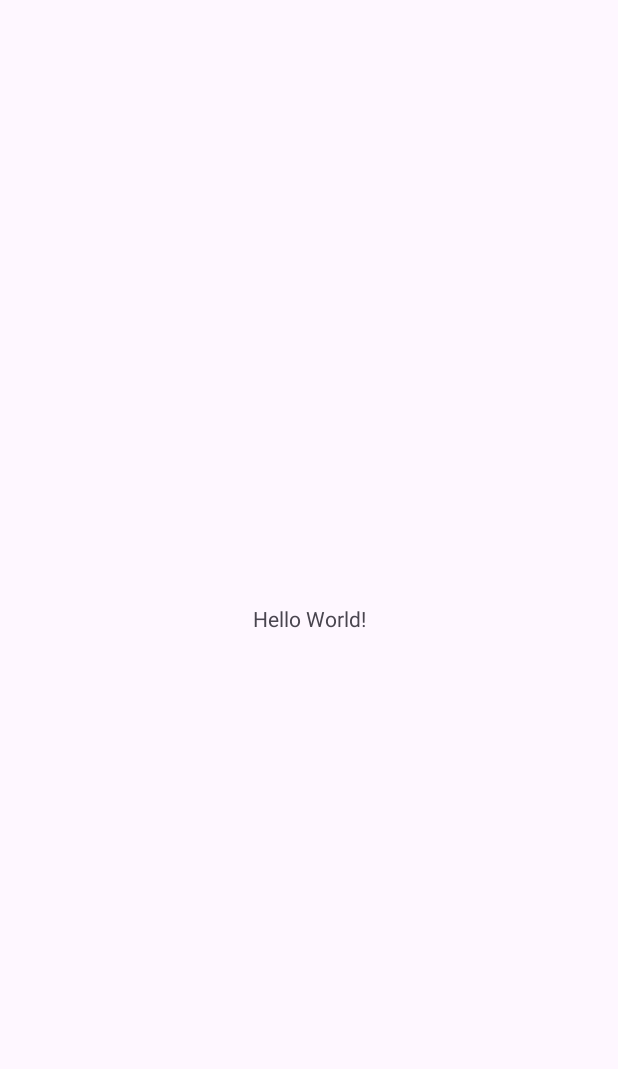
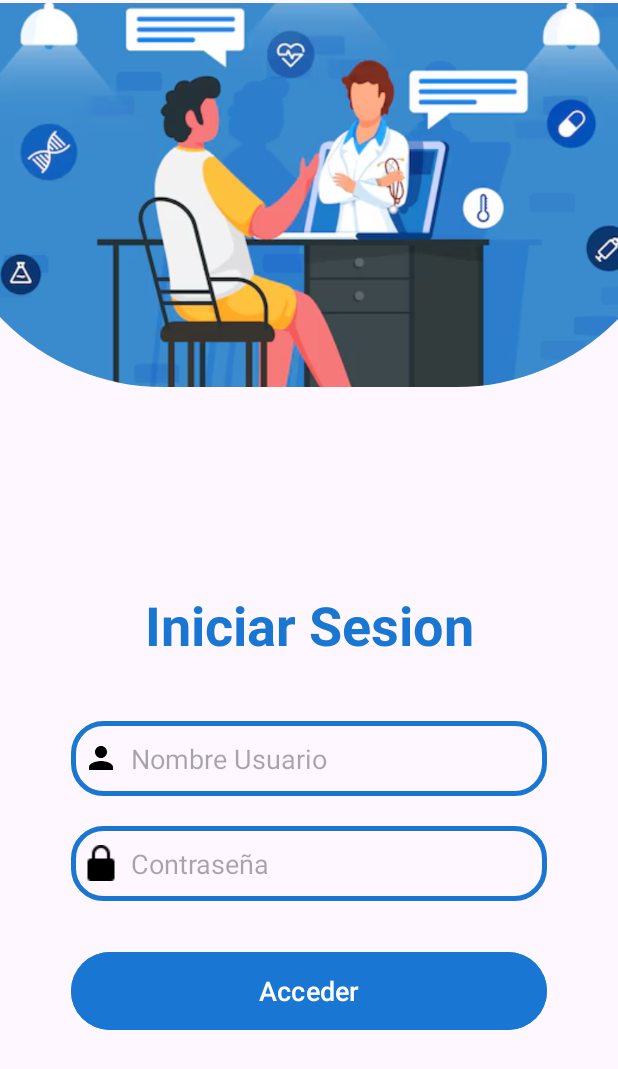
Before and after one commit to Nunu-DMG09/MyAppIMC, an Android app: the screen it shows after launch (MainActivity), on a phone screen of 412 x 824 dp. Before the commit the part shown is almost empty. Shown: the top 1069 px of the screen. Run offline under Robolectric (Android 15) with nearby library versions, the phone set to English and light mode, and no system bars.

Commit message:
update app

```diff
--- a/app/src/main/AndroidManifest.xml
+++ b/app/src/main/AndroidManifest.xml
@@ -13,6 +13,9 @@
         android:theme="@style/Theme.IMCApp"
         tools:targetApi="31">
         <activity
+            android:name=".HomeActivity"
+            android:exported="false" />
+        <activity
             android:name=".MainActivity"
             android:exported="true">
             <intent-filter>
--- /dev/null
+++ b/app/src/main/java/com/example/imcapp/HomeActivity.java
@@ -0,0 +1,24 @@
+package com.example.imcapp;
+
+import android.os.Bundle;
+
+import androidx.activity.EdgeToEdge;
+import androidx.appcompat.app.AppCompatActivity;
+import androidx.core.graphics.Insets;
+import androidx.core.view.ViewCompat;
+import androidx.core.view.WindowInsetsCompat;
+
+public class HomeActivity extends AppCompatActivity {
+
+    @Override
+    protected void onCreate(Bundle savedInstanceState) {
+        super.onCreate(savedInstanceState);
+        EdgeToEdge.enable(this);
+        setContentView(R.layout.activity_home);
+        ViewCompat.setOnApplyWindowInsetsListener(findViewById(R.id.main), (v, insets) -> {
+            Insets systemBars = insets.getInsets(WindowInsetsCompat.Type.systemBars());
+            v.setPadding(systemBars.left, systemBars.top, systemBars.right, systemBars.bottom);
+            return insets;
+        });
+    }
+}
--- a/app/src/main/java/com/example/imcapp/MainActivity.java
+++ b/app/src/main/java/com/example/imcapp/MainActivity.java
@@ -1,4 +1,14 @@
 package com.example.imcapp;
+
+import androidx.appcompat.app.AppCompatActivity;
+
+import android.annotation.SuppressLint;
+import android.content.Intent;
+import android.os.Bundle;
+import android.view.View;
+import android.widget.Button;
+import android.widget.EditText;
+import android.widget.Toast;
 
 import android.os.Bundle;
 
@@ -10,9 +20,43 @@ import androidx.core.view.WindowInsetsCompat;
 
 public class MainActivity extends AppCompatActivity {
 
+    EditText username, password;
+    Button loginButton;
+
+    @SuppressLint("MissingInflatedId")
     @Override
     protected void onCreate(Bundle savedInstanceState) {
         super.onCreate(savedInstanceState);
+
+        setContentView(R.layout.activity_main);
+
+        username = findViewById(R.id.username);
+        password = findViewById(R.id.password);
+        loginButton = findViewById(R.id.loginButton);
+
+
+        loginButton.setOnClickListener(new View.OnClickListener() {
+            @Override
+            public void onClick(View v) {
+
+                String user = username.getText().toString().trim();
+                String pass = password.getText().toString().trim();
+
+                // Usuario correcto: david / contraseña: 123
+                if (user.equals("david") && pass.equals("123")) {
+                    Toast.makeText(MainActivity.this, "Login correcto ✅", Toast.LENGTH_SHORT).show();
+
+                    // Pasamos a HomeActivity y mandamos el nombre de usuario
+                    Intent intent = new Intent(MainActivity.this, HomeActivity.class);
+                    intent.putExtra("USERNAME", user);
+                    startActivity(intent);
+                    finish(); // cierra el login para que no regrese con el botón atrás
+                } else {
+                    Toast.makeText(MainActivity.this, "Usuario o contraseña incorrectos ❌", Toast.LENGTH_SHORT).show();
+                }
+            }
+        });
+
         EdgeToEdge.enable(this);
         setContentView(R.layout.activity_main);
         ViewCompat.setOnApplyWindowInsetsListener(findViewById(R.id.main), (v, insets) -> {
--- /dev/null
+++ b/app/src/main/res/drawable/custom_edittext.xml
@@ -0,0 +1,9 @@
+<?xml version="1.0" encoding="utf-8"?>
+<shape xmlns:android="http://schemas.android.com/apk/res/android"
+    android:shape="rectangle">
+    <stroke
+        android:width="3dp"
+        android:color="@color/blue_primary_dark"/>
+    <corners
+        android:radius="20dp"/>
+</shape>
--- /dev/null
+++ b/app/src/main/res/drawable/ic_baseline_person_24.xml
@@ -0,0 +1,5 @@
+<vector xmlns:android="http://schemas.android.com/apk/res/android" android:height="24dp" android:tint="#000000" android:viewportHeight="24" android:viewportWidth="24" android:width="24dp">
+
+    <path android:fillColor="@android:color/white" android:pathData="M12,12c2.21,0 4,-1.79 4,-4s-1.79,-4 -4,-4 -4,1.79 -4,4 1.79,4 4,4zM12,14c-2.67,0 -8,1.34 -8,4v2h16v-2c0,-2.66 -5.33,-4 -8,-4z"/>
+
+</vector>
--- /dev/null
+++ b/app/src/main/res/layout/activity_home.xml
@@ -0,0 +1,13 @@
+<?xml version="1.0" encoding="utf-8"?>
+<androidx.constraintlayout.widget.ConstraintLayout xmlns:android="http://schemas.android.com/apk/res/android"
+    xmlns:app="http://schemas.android.com/apk/res-auto"
+    xmlns:tools="http://schemas.android.com/tools"
+    android:id="@+id/main"
+    android:layout_width="match_parent"
+    android:layout_height="match_parent"
+    tools:context=".HomeActivity">
+
+
+
+
+</androidx.constraintlayout.widget.ConstraintLayout>
--- a/app/src/main/res/layout/activity_main.xml
+++ b/app/src/main/res/layout/activity_main.xml
@@ -7,13 +7,91 @@
     android:layout_height="match_parent"
     tools:context=".MainActivity">
 
-    <TextView
-        android:layout_width="wrap_content"
+    <com.google.android.material.imageview.ShapeableImageView
+        android:id="@+id/shapeableImageView"
+        android:layout_width="496dp"
+        android:layout_height="256dp"
+        android:contentDescription="icono persona"
+        android:scaleType="centerCrop"
+        android:src="@drawable/pres"
+        app:layout_constraintBottom_toBottomOf="parent"
+        app:layout_constraintEnd_toEndOf="parent"
+        app:layout_constraintHorizontal_bias="0.505"
+        app:layout_constraintStart_toStartOf="parent"
+        app:layout_constraintTop_toTopOf="parent"
+        app:layout_constraintVertical_bias="0.004"
+        app:shapeAppearanceOverlay="@style/BottomRoundedImage" />
+
+    <androidx.cardview.widget.CardView
+        android:layout_width="match_parent"
         android:layout_height="wrap_content"
-        android:text="Hello World!"
+        android:layout_margin="30dp"
+        app:cardCornerRadius="30dp"
+        app:cardElevation="20dp"
+        android:background="@drawable/custom_edittext"
+        app:layout_constraintTop_toBottomOf="@id/main"
+        app:layout_constraintStart_toStartOf="parent"
+        app:layout_constraintEnd_toEndOf="parent">
+
+    </androidx.cardview.widget.CardView>
+
+    <LinearLayout
+        android:layout_width="365dp"
+        android:layout_height="356dp"
+        android:layout_gravity="center_horizontal"
+        android:orientation="vertical"
+        android:padding="24dp"
         app:layout_constraintBottom_toBottomOf="parent"
         app:layout_constraintEnd_toEndOf="parent"
         app:layout_constraintStart_toStartOf="parent"
-        app:layout_constraintTop_toTopOf="parent" />
+        app:layout_constraintTop_toTopOf="parent"
+        app:layout_constraintVertical_bias="0.786">
+
+        <TextView
+            android:id="@+id/loginText"
+            android:layout_width="match_parent"
+            android:layout_height="wrap_content"
+            android:text="Iniciar Sesion"
+            android:textAlignment="center"
+            android:textColor="@color/blue_primary_dark"
+            android:textSize="36sp"
+            android:textStyle="bold" />
+
+        <EditText
+            android:id="@+id/username"
+            android:layout_width="match_parent"
+            android:layout_height="50dp"
+            android:layout_marginTop="40dp"
+            android:background="@drawable/custom_edittext"
+            android:drawableLeft="@drawable/ic_baseline_person_24"
+            android:drawablePadding="8dp"
+            android:hint="Nombre Usuario"
+            android:padding="8dp"
+            android:textColor="@color/blue_medium"
+            android:textColorHighlight="@color/blue_light" />
+
+        <EditText
+            android:id="@+id/password"
+            android:layout_width="match_parent"
+            android:layout_height="50dp"
+            android:layout_marginTop="20dp"
+            android:background="@drawable/custom_edittext"
+            android:drawableLeft="@drawable/bloquear"
+            android:drawablePadding="8dp"
+            android:hint="Contraseña"
+            android:inputType="textPassword"
+            android:padding="8dp"
+            android:textColor="@color/blue_medium"
+            android:textColorHighlight="@color/blue_light" />
+
+        <Button
+            android:id="@+id/loginButton"
+            android:layout_width="match_parent"
+            android:layout_height="60dp"
+            android:layout_marginTop="30dp"
+            android:backgroundTint="@color/blue_primary_dark"
+            android:text="Acceder"
+            android:textSize="18sp" />
+    </LinearLayout>
 
 </androidx.constraintlayout.widget.ConstraintLayout>
--- a/app/src/main/res/values/colors.xml
+++ b/app/src/main/res/values/colors.xml
@@ -2,4 +2,18 @@
 <resources>
     <color name="black">#FF000000</color>
     <color name="white">#FFFFFFFF</color>
+    <!-- Azul principal -->
+    <color name="blue_primary">#2196F3</color>
+    <color name="blue_primary_dark">#1976D2</color>
+    <color name="blue_accent">#64B5F6</color>
+
+    <!-- Azules adicionales -->
+    <color name="blue_light">#BBDEFB</color>
+    <color name="blue_medium">#42A5F5</color>
+    <color name="blue_deep">#0D47A1</color>
+    <color name="blue_navy">#1565C0</color>
+
+    <!-- Tonos suaves -->
+    <color name="blue_sky">#E3F2FD</color>
+    <color name="blue_gray">#90A4AE</color>
 </resources>
--- /dev/null
+++ b/app/src/main/res/values/styles.xml
@@ -0,0 +1,10 @@
+<?xml version="1.0" encoding="utf-8"?>
+<resources>
+    <style name="BottomRoundedImage">
+        <item name="cornerFamily">rounded</item>
+        <item name="cornerSizeTopLeft">0dp</item>
+        <item name="cornerSizeTopRight">0dp</item>
+        <item name="cornerSizeBottomLeft">150dp</item>
+        <item name="cornerSizeBottomRight">150dp</item>
+    </style>
+</resources>
```
Also changed, not shown: app/src/main/res/drawable/bloquear.png (added), app/src/main/res/drawable/pres.png (added).
